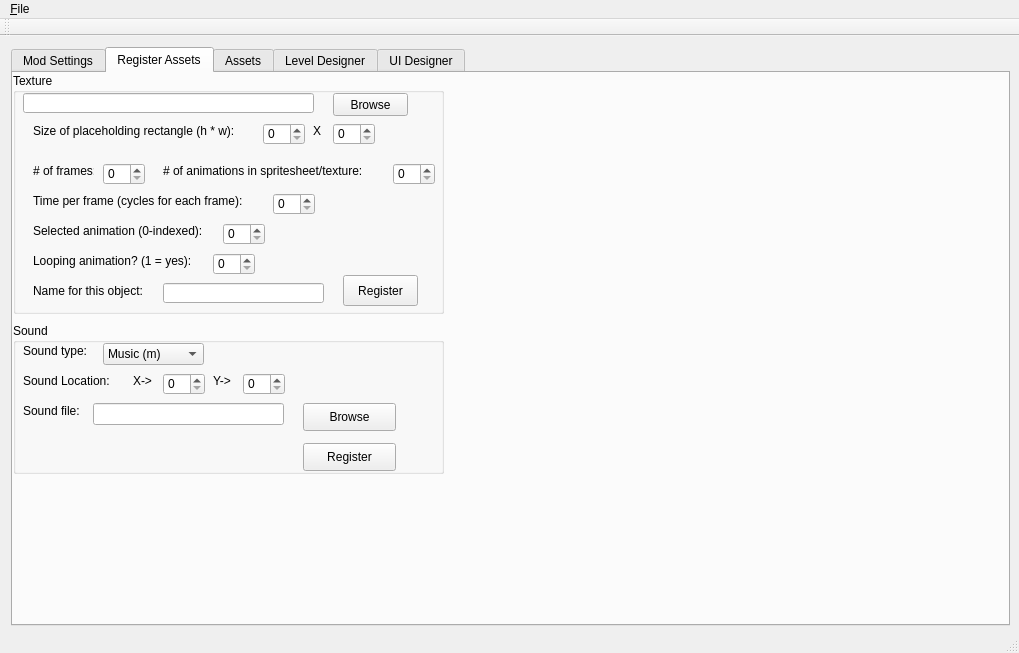
Qt form Editor/Level_Designer/mainwindow.ui (kiseitai3/Engine_Eureka) before a commit.
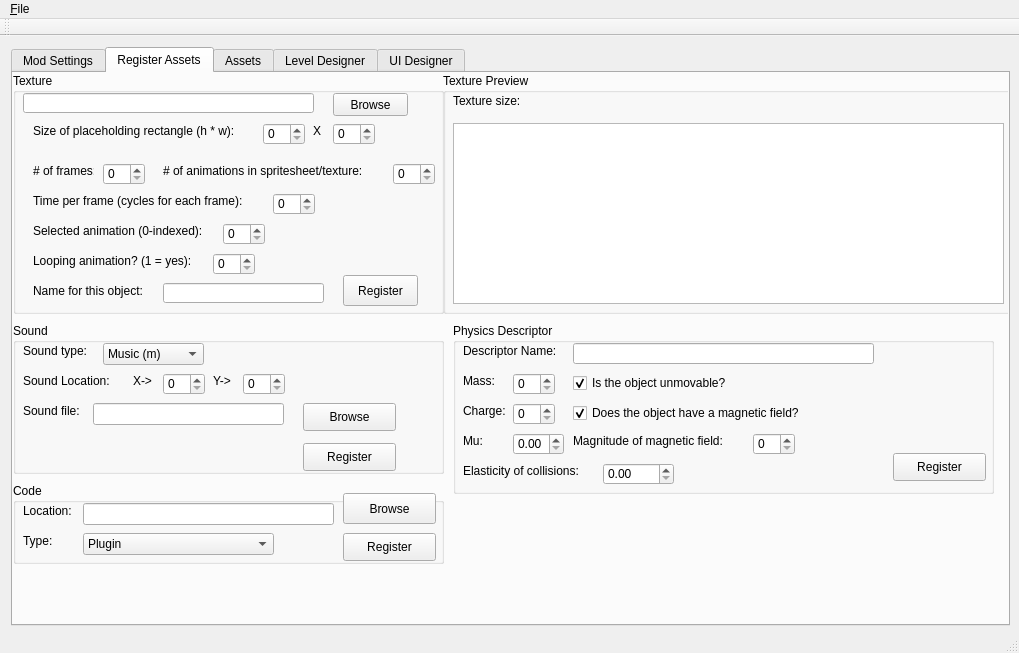
The same form after that commit. The open tabs and pages were chosen to show the change.

```diff
--- a/Editor/Level_Designer/mainwindow.ui
+++ b/Editor/Level_Designer/mainwindow.ui
@@ -632,6 +632,336 @@
           </property>
          </widget>
         </widget>
+        <widget class="QGroupBox" name="groupBox_6">
+         <property name="geometry">
+          <rect>
+           <x>0</x>
+           <y>410</y>
+           <width>431</width>
+           <height>81</height>
+          </rect>
+         </property>
+         <property name="title">
+          <string>Code</string>
+         </property>
+         <widget class="QLabel" name="label_18">
+          <property name="geometry">
+           <rect>
+            <x>10</x>
+            <y>20</y>
+            <width>51</width>
+            <height>16</height>
+           </rect>
+          </property>
+          <property name="text">
+           <string>Location:</string>
+          </property>
+         </widget>
+         <widget class="QLineEdit" name="leCodeLoc">
+          <property name="geometry">
+           <rect>
+            <x>70</x>
+            <y>20</y>
+            <width>251</width>
+            <height>22</height>
+           </rect>
+          </property>
+         </widget>
+         <widget class="QPushButton" name="pbCodeBrowse">
+          <property name="geometry">
+           <rect>
+            <x>330</x>
+            <y>10</y>
+            <width>93</width>
+            <height>31</height>
+           </rect>
+          </property>
+          <property name="text">
+           <string>Browse</string>
+          </property>
+         </widget>
+         <widget class="QPushButton" name="pbRegCode">
+          <property name="geometry">
+           <rect>
+            <x>330</x>
+            <y>50</y>
+            <width>93</width>
+            <height>28</height>
+           </rect>
+          </property>
+          <property name="text">
+           <string>Register</string>
+          </property>
+         </widget>
+         <widget class="QLabel" name="label_19">
+          <property name="geometry">
+           <rect>
+            <x>10</x>
+            <y>50</y>
+            <width>31</width>
+            <height>16</height>
+           </rect>
+          </property>
+          <property name="text">
+           <string>Type:</string>
+          </property>
+         </widget>
+         <widget class="QComboBox" name="comboBox_2">
+          <property name="geometry">
+           <rect>
+            <x>70</x>
+            <y>50</y>
+            <width>191</width>
+            <height>22</height>
+           </rect>
+          </property>
+          <item>
+           <property name="text">
+            <string>Plugin</string>
+           </property>
+          </item>
+          <item>
+           <property name="text">
+            <string>Script</string>
+           </property>
+          </item>
+         </widget>
+        </widget>
+        <widget class="QGroupBox" name="groupBox_7">
+         <property name="geometry">
+          <rect>
+           <x>430</x>
+           <y>0</y>
+           <width>571</width>
+           <height>241</height>
+          </rect>
+         </property>
+         <property name="title">
+          <string>Texture Preview</string>
+         </property>
+         <widget class="QLabel" name="lbTextInfo">
+          <property name="geometry">
+           <rect>
+            <x>10</x>
+            <y>20</y>
+            <width>551</width>
+            <height>16</height>
+           </rect>
+          </property>
+          <property name="text">
+           <string>Texture size:</string>
+          </property>
+         </widget>
+         <widget class="QGraphicsView" name="gvTexturePreview">
+          <property name="geometry">
+           <rect>
+            <x>10</x>
+            <y>50</y>
+            <width>551</width>
+            <height>181</height>
+           </rect>
+          </property>
+         </widget>
+        </widget>
+        <widget class="QGroupBox" name="groupBox_8">
+         <property name="geometry">
+          <rect>
+           <x>440</x>
+           <y>250</y>
+           <width>541</width>
+           <height>171</height>
+          </rect>
+         </property>
+         <property name="title">
+          <string>Physics Descriptor</string>
+         </property>
+         <widget class="QLabel" name="label_20">
+          <property name="geometry">
+           <rect>
+            <x>10</x>
+            <y>50</y>
+            <width>41</width>
+            <height>16</height>
+           </rect>
+          </property>
+          <property name="text">
+           <string>Mass:</string>
+          </property>
+         </widget>
+         <widget class="QLabel" name="label_21">
+          <property name="geometry">
+           <rect>
+            <x>10</x>
+            <y>20</y>
+            <width>101</width>
+            <height>16</height>
+           </rect>
+          </property>
+          <property name="text">
+           <string>Descriptor Name:</string>
+          </property>
+         </widget>
+         <widget class="QLineEdit" name="lePhysName">
+          <property name="geometry">
+           <rect>
+            <x>120</x>
+            <y>20</y>
+            <width>301</width>
+            <height>21</height>
+           </rect>
+          </property>
+         </widget>
+         <widget class="QSpinBox" name="sbMass">
+          <property name="geometry">
+           <rect>
+            <x>60</x>
+            <y>50</y>
+            <width>42</width>
+            <height>22</height>
+           </rect>
+          </property>
+         </widget>
+         <widget class="QLabel" name="label_22">
+          <property name="geometry">
+           <rect>
+            <x>10</x>
+            <y>80</y>
+            <width>51</width>
+            <height>16</height>
+           </rect>
+          </property>
+          <property name="text">
+           <string>Charge:</string>
+          </property>
+         </widget>
+         <widget class="QSpinBox" name="sbCharge">
+          <property name="geometry">
+           <rect>
+            <x>60</x>
+            <y>80</y>
+            <width>42</width>
+            <height>22</height>
+           </rect>
+          </property>
+         </widget>
+         <widget class="QLabel" name="label_23">
+          <property name="geometry">
+           <rect>
+            <x>10</x>
+            <y>110</y>
+            <width>31</width>
+            <height>16</height>
+           </rect>
+          </property>
+          <property name="text">
+           <string>Mu:</string>
+          </property>
+         </widget>
+         <widget class="QDoubleSpinBox" name="doubleSpinBox">
+          <property name="geometry">
+           <rect>
+            <x>60</x>
+            <y>110</y>
+            <width>51</width>
+            <height>22</height>
+           </rect>
+          </property>
+         </widget>
+         <widget class="QCheckBox" name="checkBox">
+          <property name="geometry">
+           <rect>
+            <x>120</x>
+            <y>50</y>
+            <width>171</width>
+            <height>20</height>
+           </rect>
+          </property>
+          <property name="toolTip">
+           <string>&lt;html&gt;&lt;head/&gt;&lt;body&gt;&lt;p&gt;&lt;span style=&quot; font-weight:600;&quot;&gt;Warning&lt;/span&gt;: checking this box will mean that the engine will ignore updating the objects physical position despite computing the forces that act on it!&lt;/p&gt;&lt;/body&gt;&lt;/html&gt;</string>
+          </property>
+          <property name="text">
+           <string>Is the object unmovable?</string>
+          </property>
+          <property name="checked">
+           <bool>true</bool>
+          </property>
+         </widget>
+         <widget class="QCheckBox" name="checkBox_2">
+          <property name="geometry">
+           <rect>
+            <x>120</x>
+            <y>80</y>
+            <width>251</width>
+            <height>20</height>
+           </rect>
+          </property>
+          <property name="text">
+           <string>Does the object have a magnetic field?</string>
+          </property>
+          <property name="checked">
+           <bool>true</bool>
+          </property>
+         </widget>
+         <widget class="QLabel" name="label_24">
+          <property name="geometry">
+           <rect>
+            <x>120</x>
+            <y>110</y>
+            <width>171</width>
+            <height>16</height>
+           </rect>
+          </property>
+          <property name="text">
+           <string>Magnitude of magnetic field:</string>
+          </property>
+         </widget>
+         <widget class="QSpinBox" name="spinBox_3">
+          <property name="geometry">
+           <rect>
+            <x>300</x>
+            <y>110</y>
+            <width>42</width>
+            <height>22</height>
+           </rect>
+          </property>
+         </widget>
+         <widget class="QLabel" name="label_25">
+          <property name="geometry">
+           <rect>
+            <x>10</x>
+            <y>140</y>
+            <width>131</width>
+            <height>16</height>
+           </rect>
+          </property>
+          <property name="text">
+           <string>Elasticity of collisions:</string>
+          </property>
+         </widget>
+         <widget class="QDoubleSpinBox" name="doubleSpinBox_2">
+          <property name="geometry">
+           <rect>
+            <x>150</x>
+            <y>140</y>
+            <width>71</width>
+            <height>22</height>
+           </rect>
+          </property>
+         </widget>
+         <widget class="QPushButton" name="pbRegPhys">
+          <property name="geometry">
+           <rect>
+            <x>440</x>
+            <y>130</y>
+            <width>93</width>
+            <height>28</height>
+           </rect>
+          </property>
+          <property name="text">
+           <string>Register</string>
+          </property>
+         </widget>
+        </widget>
        </widget>
        <widget class="QWidget" name="tabAssets">
         <attribute name="title">
```
Left out of the diff: 18 changed lines with no effect on the pictures.
